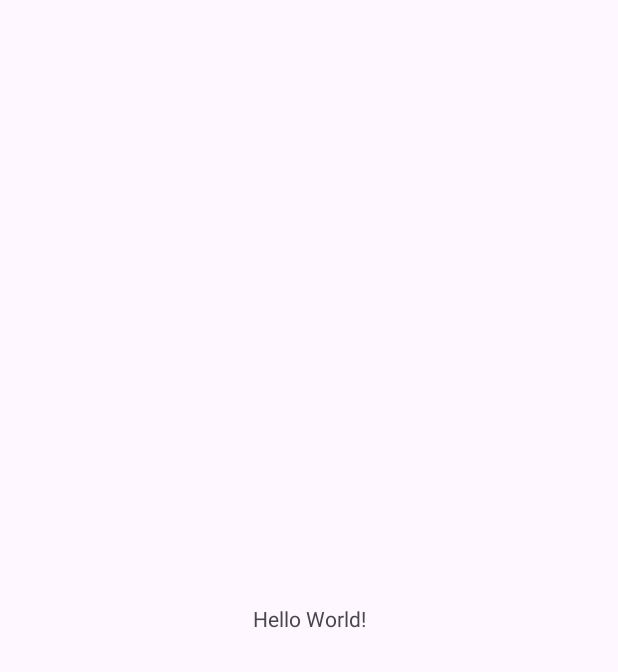
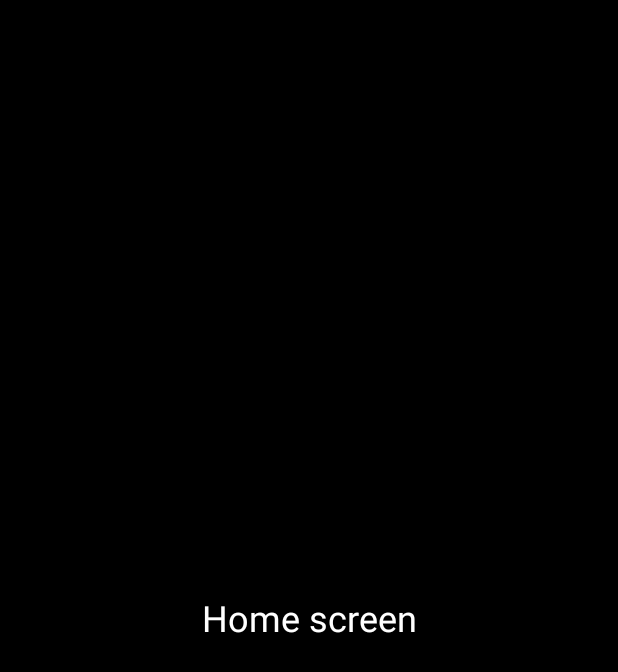
Before and after one commit to k-burbos/dealayed-malfunctionhackathon, an Android app: the screen it shows after launch (MainActivity before the commit, HomeActivity after it), on a phone screen of 412 x 824 dp. Before the commit the part shown is almost empty. Shown: the top 672 px of the screen. Run offline under Robolectric (Android 15) with nearby library versions, the phone set to English and light mode, and no system bars.

Commit message:
connected main to splash, gave font

```diff
--- a/app/src/main/AndroidManifest.xml
+++ b/app/src/main/AndroidManifest.xml
@@ -1,6 +1,7 @@
 <?xml version="1.0" encoding="utf-8"?>
 <manifest xmlns:android="http://schemas.android.com/apk/res/android"
     xmlns:tools="http://schemas.android.com/tools">
+
 
     <application
         android:allowBackup="true"
@@ -13,14 +14,16 @@
         android:theme="@style/Theme.Dealayed">
         <activity
             android:name=".MainActivity"
-            android:exported="true"
-            android:windowSoftInputMode="adjustResize">
+            android:exported="true">
             <intent-filter>
                 <action android:name="android.intent.action.MAIN" />
-
                 <category android:name="android.intent.category.LAUNCHER" />
             </intent-filter>
         </activity>
+
+        <activity
+            android:name=".HomeActivity"
+            android:exported="false" />
     </application>
 
 </manifest>
--- /dev/null
+++ b/app/src/main/java/com/example/dealayed/HomeActivity.kt
@@ -0,0 +1,22 @@
+package com.example.dealayed
+
+import android.graphics.Color
+import android.os.Bundle
+import android.view.Gravity
+import android.widget.TextView
+import androidx.appcompat.app.AppCompatActivity
+
+class HomeActivity : AppCompatActivity() {
+    override fun onCreate(savedInstanceState: Bundle?) {
+        super.onCreate(savedInstanceState)
+
+        val text = TextView(this).apply {
+            text = "Home screen"
+            setTextColor(Color.WHITE)
+            textSize = 24f
+            gravity = Gravity.CENTER
+            setBackgroundColor(Color.BLACK)
+        }
+        setContentView(text)
+    }
+}
--- a/app/src/main/java/com/example/dealayed/MainActivity.kt
+++ b/app/src/main/java/com/example/dealayed/MainActivity.kt
@@ -1,20 +1,35 @@
 package com.example.dealayed
 
+import android.content.Intent
+import android.graphics.Color
 import android.os.Bundle
-import androidx.activity.enableEdgeToEdge
+import android.view.Gravity
+import android.widget.LinearLayout
 import androidx.appcompat.app.AppCompatActivity
-import androidx.core.view.ViewCompat
-import androidx.core.view.WindowInsetsCompat
 
 class MainActivity : AppCompatActivity() {
     override fun onCreate(savedInstanceState: Bundle?) {
         super.onCreate(savedInstanceState)
-        enableEdgeToEdge()
-        setContentView(R.layout.activity_main)
-        ViewCompat.setOnApplyWindowInsetsListener(findViewById(R.id.main)) { v, insets ->
-            val systemBars = insets.getInsets(WindowInsetsCompat.Type.systemBars())
-            v.setPadding(systemBars.left, systemBars.top, systemBars.right, systemBars.bottom)
-            insets
+
+        val orange = Color.parseColor("#F0502C") // the orange-red from your design
+
+        // Make the status bar the same color so there's no strip at the top
+        window.statusBarColor = orange
+
+        val row = LinearLayout(this).apply {
+            orientation = LinearLayout.HORIZONTAL
+            gravity = Gravity.CENTER
+            setBackgroundColor(orange) // was Color.BLACK
+            layoutParams = LinearLayout.LayoutParams(
+                LinearLayout.LayoutParams.MATCH_PARENT,
+                LinearLayout.LayoutParams.MATCH_PARENT
+            )
         }
+        setContentView(row)
+
+        SplashScreen(row) {
+            startActivity(Intent(this, HomeActivity::class.java))
+            finish()
+        }.start()
     }
 }
```
Also changed, not shown: app/src/main/res/font/lexend.ttf (added), 1 other file.
